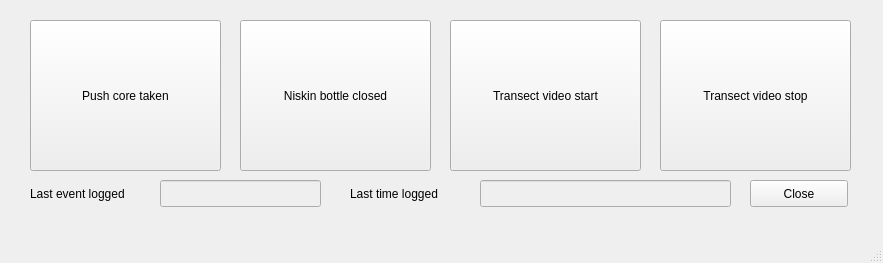
Old version of the form logsoft.ui in the repository MWieland/LogSoft.
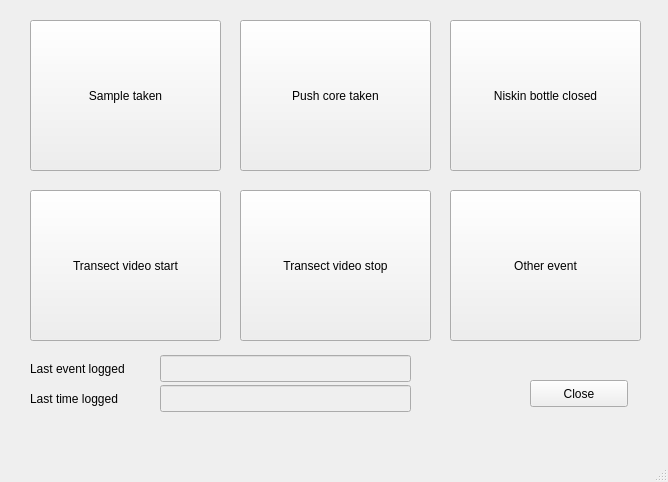
New version of the form.

Commit message: added more buttons and functions

```diff
--- a/logsoft.ui
+++ b/logsoft.ui
@@ -6,8 +6,8 @@
    <rect>
     <x>0</x>
     <y>0</y>
-    <width>883</width>
-    <height>263</height>
+    <width>668</width>
+    <height>482</height>
    </rect>
   </property>
   <property name="windowTitle">
@@ -17,7 +17,7 @@
    <widget class="QPushButton" name="pushCoreTakenButton">
     <property name="geometry">
      <rect>
-      <x>30</x>
+      <x>240</x>
       <y>20</y>
       <width>191</width>
       <height>151</height>
@@ -30,7 +30,7 @@
    <widget class="QPushButton" name="niskinBottleClosedButton">
     <property name="geometry">
      <rect>
-      <x>240</x>
+      <x>450</x>
       <y>20</y>
       <width>191</width>
       <height>151</height>
@@ -43,8 +43,8 @@
    <widget class="QPushButton" name="transectVideoStartButton">
     <property name="geometry">
      <rect>
-      <x>450</x>
-      <y>20</y>
+      <x>30</x>
+      <y>190</y>
       <width>191</width>
       <height>151</height>
      </rect>
@@ -56,8 +56,8 @@
    <widget class="QPushButton" name="transectVideoStopButton">
     <property name="geometry">
      <rect>
-      <x>660</x>
-      <y>20</y>
+      <x>240</x>
+      <y>190</y>
       <width>191</width>
       <height>151</height>
      </rect>
@@ -69,8 +69,8 @@
    <widget class="QPushButton" name="closeDataLogButton">
     <property name="geometry">
      <rect>
-      <x>750</x>
-      <y>180</y>
+      <x>530</x>
+      <y>380</y>
       <width>98</width>
       <height>27</height>
      </rect>
@@ -86,8 +86,8 @@
     <property name="geometry">
      <rect>
       <x>160</x>
-      <y>180</y>
-      <width>161</width>
+      <y>355</y>
+      <width>251</width>
       <height>27</height>
      </rect>
     </property>
@@ -96,7 +96,7 @@
     <property name="geometry">
      <rect>
       <x>30</x>
-      <y>185</y>
+      <y>360</y>
       <width>121</width>
       <height>17</height>
      </rect>
@@ -111,8 +111,8 @@
     </property>
     <property name="geometry">
      <rect>
-      <x>480</x>
-      <y>180</y>
+      <x>160</x>
+      <y>385</y>
       <width>251</width>
       <height>27</height>
      </rect>
@@ -121,8 +121,8 @@
    <widget class="QLabel" name="lastTimeLogLabel">
     <property name="geometry">
      <rect>
-      <x>350</x>
-      <y>185</y>
+      <x>30</x>
+      <y>390</y>
       <width>121</width>
       <height>17</height>
      </rect>
@@ -131,6 +131,32 @@
      <string>Last time logged</string>
     </property>
    </widget>
+   <widget class="QPushButton" name="sampleTakenButton">
+    <property name="geometry">
+     <rect>
+      <x>30</x>
+      <y>20</y>
+      <width>191</width>
+      <height>151</height>
+     </rect>
+    </property>
+    <property name="text">
+     <string>Sample taken</string>
+    </property>
+   </widget>
+   <widget class="QPushButton" name="otherEventButton">
+    <property name="geometry">
+     <rect>
+      <x>450</x>
+      <y>190</y>
+      <width>191</width>
+      <height>151</height>
+     </rect>
+    </property>
+    <property name="text">
+     <string>Other event</string>
+    </property>
+   </widget>
   </widget>
   <widget class="QMenuBar" name="menubar">
    <property name="geometry">
```
Left out of the diff: 2 changed lines with no effect on the pictures. The commit also changes 2 other files.
